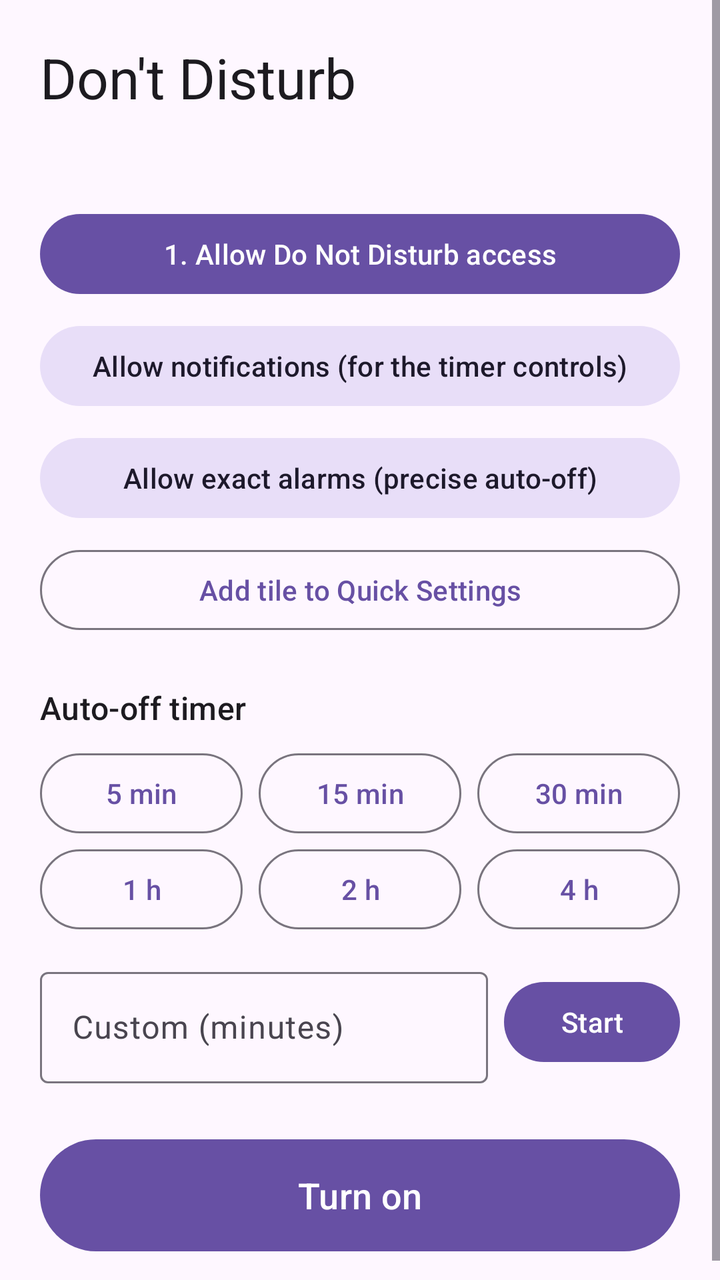
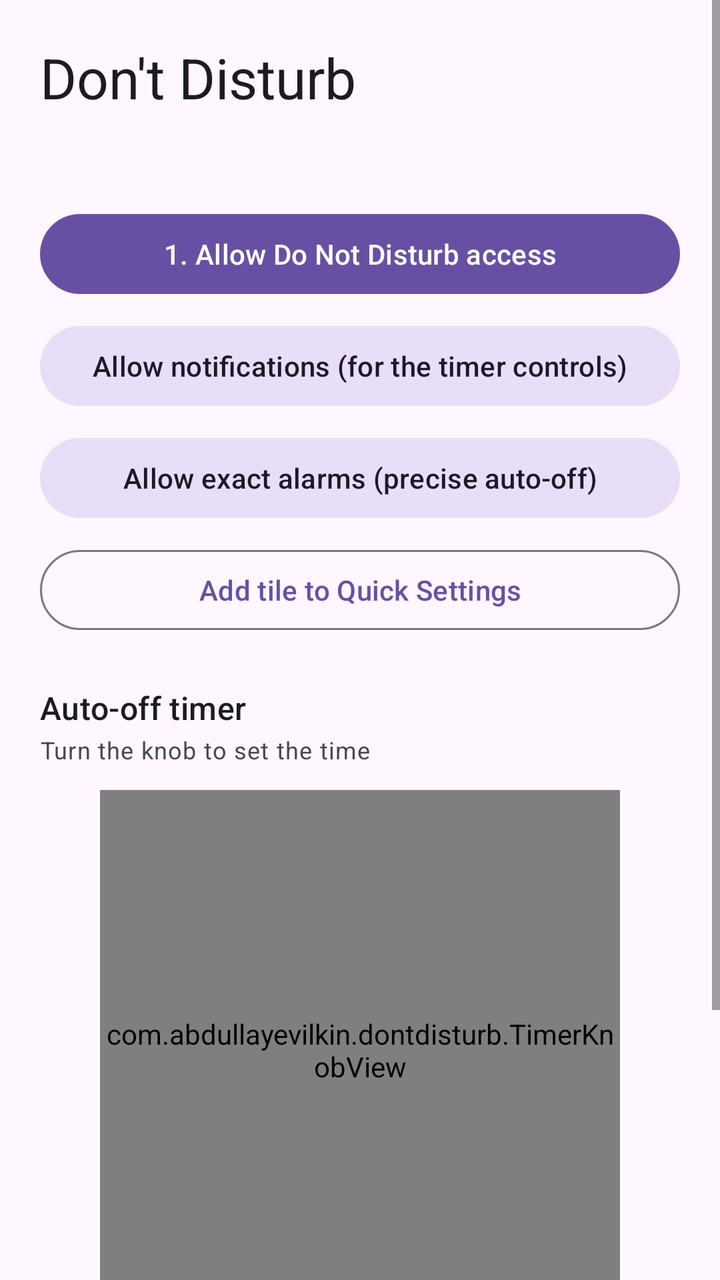

An Android layout rendered at two revisions. The XML below is the earlier revision; the diff shows what the commit changed to produce the second picture.
<!-- AndroidManifest.xml: application theme Theme.DontDisturb -->
<!-- res/layout/activity_main.xml -->
<?xml version="1.0" encoding="utf-8"?>
<ScrollView xmlns:android="http://schemas.android.com/apk/res/android"
    xmlns:app="http://schemas.android.com/apk/res-auto"
    android:id="@+id/root"
    android:layout_width="match_parent"
    android:layout_height="match_parent"
    android:clipToPadding="false"
    android:fillViewport="true">

    <LinearLayout
        android:layout_width="match_parent"
        android:layout_height="wrap_content"
        android:orientation="vertical"
        android:padding="20dp">

        <TextView
            android:layout_width="wrap_content"
            android:layout_height="wrap_content"
            android:text="@string/app_name"
            android:textAppearance="?attr/textAppearanceHeadlineMedium" />

        <TextView
            android:id="@+id/tvStatus"
            android:layout_width="match_parent"
            android:layout_height="wrap_content"
            android:layout_marginTop="8dp"
            android:layout_marginBottom="16dp"
            android:textAppearance="?attr/textAppearanceBodyLarge" />

        <com.google.android.material.button.MaterialButton
            android:id="@+id/btnAccess"
            android:layout_width="match_parent"
            android:layout_height="wrap_content"
            android:layout_marginBottom="8dp"
            android:text="@string/btn_access" />

        <com.google.android.material.button.MaterialButton
            android:id="@+id/btnNotif"
            style="@style/Widget.Material3.Button.TonalButton"
            android:layout_width="match_parent"
            android:layout_height="wrap_content"
            android:layout_marginBottom="8dp"
            android:text="@string/btn_notifications" />

        <com.google.android.material.button.MaterialButton
            android:id="@+id/btnExact"
            style="@style/Widget.Material3.Button.TonalButton"
            android:layout_width="match_parent"
            android:layout_height="wrap_content"
            android:layout_marginBottom="8dp"
            android:text="@string/btn_exact_alarm" />

        <com.google.android.material.button.MaterialButton
            android:id="@+id/btnAddTile"
            style="@style/Widget.Material3.Button.OutlinedButton"
            android:layout_width="match_parent"
            android:layout_height="wrap_content"
            android:layout_marginBottom="24dp"
            android:text="@string/btn_add_tile" />

        <TextView
            android:layout_width="wrap_content"
            android:layout_height="wrap_content"
            android:layout_marginBottom="8dp"
            android:text="@string/timer_section"
            android:textAppearance="?attr/textAppearanceTitleMedium" />

        <LinearLayout
            android:layout_width="match_parent"
            android:layout_height="wrap_content"
            android:orientation="horizontal">

            <com.google.android.material.button.MaterialButton
                android:id="@+id/preset5"
                style="@style/Widget.Material3.Button.OutlinedButton"
                android:layout_width="0dp"
                android:layout_height="wrap_content"
                android:layout_marginEnd="4dp"
                android:layout_weight="1"
                android:tag="5"
                android:text="@string/preset_5m" />

            <com.google.android.material.button.MaterialButton
                android:id="@+id/preset15"
                style="@style/Widget.Material3.Button.OutlinedButton"
                android:layout_width="0dp"
                android:layout_height="wrap_content"
                android:layout_marginStart="4dp"
                android:layout_marginEnd="4dp"
                android:layout_weight="1"
                android:tag="15"
                android:text="@string/preset_15m" />

            <com.google.android.material.button.MaterialButton
                android:id="@+id/preset30"
                style="@style/Widget.Material3.Button.OutlinedButton"
                android:layout_width="0dp"
                android:layout_height="wrap_content"
                android:layout_marginStart="4dp"
                android:layout_weight="1"
                android:tag="30"
                android:text="@string/preset_30m" />
        </LinearLayout>

        <LinearLayout
            android:layout_width="match_parent"
            android:layout_height="wrap_content"
            android:orientation="horizontal">

            <com.google.android.material.button.MaterialButton
                android:id="@+id/preset60"
                style="@style/Widget.Material3.Button.OutlinedButton"
                android:layout_width="0dp"
                android:layout_height="wrap_content"
                android:layout_marginEnd="4dp"
                android:layout_weight="1"
                android:tag="60"
                android:text="@string/preset_1h" />

            <com.google.android.material.button.MaterialButton
                android:id="@+id/preset120"
                style="@style/Widget.Material3.Button.OutlinedButton"
                android:layout_width="0dp"
                android:layout_height="wrap_content"
                android:layout_marginStart="4dp"
                android:layout_marginEnd="4dp"
                android:layout_weight="1"
                android:tag="120"
                android:text="@string/preset_2h" />

            <com.google.android.material.button.MaterialButton
                android:id="@+id/preset240"
                style="@style/Widget.Material3.Button.OutlinedButton"
                android:layout_width="0dp"
                android:layout_height="wrap_content"
                android:layout_marginStart="4dp"
                android:layout_weight="1"
                android:tag="240"
                android:text="@string/preset_4h" />
        </LinearLayout>

        <LinearLayout
            android:layout_width="match_parent"
            android:layout_height="wrap_content"
            android:layout_marginTop="12dp"
            android:gravity="center_vertical"
            android:orientation="horizontal">

            <com.google.android.material.textfield.TextInputLayout
                style="@style/Widget.Material3.TextInputLayout.OutlinedBox"
                android:layout_width="0dp"
                android:layout_height="wrap_content"
                android:layout_weight="1"
                android:hint="@string/custom_hint">

                <com.google.android.material.textfield.TextInputEditText
                    android:id="@+id/etMinutes"
                    android:layout_width="match_parent"
                    android:layout_height="wrap_content"
                    android:imeOptions="actionDone"
                    android:inputType="number"
                    android:maxLength="4" />
            </com.google.android.material.textfield.TextInputLayout>

            <com.google.android.material.button.MaterialButton
                android:id="@+id/btnStartCustom"
                android:layout_width="wrap_content"
                android:layout_height="wrap_content"
                android:layout_marginStart="8dp"
                android:text="@string/btn_start" />
        </LinearLayout>

        <com.google.android.material.button.MaterialButton
            android:id="@+id/btnToggle"
            android:layout_width="match_parent"
            android:layout_height="64dp"
            android:layout_marginTop="24dp"
            android:text="@string/turn_on"
            android:textSize="18sp" />

    </LinearLayout>
</ScrollView>
<!-- resources referenced by this layout -->
<resources>
  <string name="app_name">Don\'t Disturb</string>
  <string name="btn_access">1. Allow Do Not Disturb access</string>
  <string name="btn_add_tile">Add tile to Quick Settings</string>
  <string name="btn_exact_alarm">Allow exact alarms (precise auto-off)</string>
  <string name="btn_notifications">Allow notifications (for the timer controls)</string>
  <string name="btn_start">Start</string>
  <string name="custom_hint">Custom (minutes)</string>
  <string name="preset_15m">15 min</string>
  <string name="preset_1h">1 h</string>
  <string name="preset_2h">2 h</string>
  <string name="preset_30m">30 min</string>
  <string name="preset_4h">4 h</string>
  <string name="preset_5m">5 min</string>
  <string name="timer_section">Auto-off timer</string>
  <string name="turn_on">Turn on</string>
  <style name="Theme.DontDisturb" parent="Theme.Material3.DayNight.NoActionBar" />
</resources>

<!-- the commit's change to res/layout/activity_main.xml (unified diff, before → after) -->
@@ -1,6 +1,5 @@
 <?xml version="1.0" encoding="utf-8"?>
 <ScrollView xmlns:android="http://schemas.android.com/apk/res/android"
-    xmlns:app="http://schemas.android.com/apk/res-auto"
     android:id="@+id/root"
     android:layout_width="match_parent"
     android:layout_height="match_parent"
@@ -61,120 +60,36 @@
         <TextView
             android:layout_width="wrap_content"
             android:layout_height="wrap_content"
-            android:layout_marginBottom="8dp"
             android:text="@string/timer_section"
             android:textAppearance="?attr/textAppearanceTitleMedium" />
 
-        <LinearLayout
+        <TextView
+            android:layout_width="wrap_content"
+            android:layout_height="wrap_content"
+            android:layout_marginTop="2dp"
+            android:text="@string/knob_hint"
+            android:textAppearance="?attr/textAppearanceBodySmall" />
+
+        <com.abdullayevilkin.dontdisturb.TimerKnobView
+            android:id="@+id/knob"
+            android:layout_width="260dp"
+            android:layout_height="260dp"
+            android:layout_gravity="center_horizontal"
+            android:layout_marginTop="12dp" />
+
+        <com.google.android.material.button.MaterialButton
+            android:id="@+id/btnStartTimer"
             android:layout_width="match_parent"
             android:layout_height="wrap_content"
-            android:orientation="horizontal">
-
-            <com.google.android.material.button.MaterialButton
-                android:id="@+id/preset5"
-                style="@style/Widget.Material3.Button.OutlinedButton"
-                android:layout_width="0dp"
-                android:layout_height="wrap_content"
-                android:layout_marginEnd="4dp"
-                android:layout_weight="1"
-                android:tag="5"
-                android:text="@string/preset_5m" />
-
-            <com.google.android.material.button.MaterialButton
-                android:id="@+id/preset15"
-                style="@style/Widget.Material3.Button.OutlinedButton"
-                android:layout_width="0dp"
-                android:layout_height="wrap_content"
-                android:layout_marginStart="4dp"
-                android:layout_marginEnd="4dp"
-                android:layout_weight="1"
-                android:tag="15"
-                android:text="@string/preset_15m" />
-
-            <com.google.android.material.button.MaterialButton
-                android:id="@+id/preset30"
-                style="@style/Widget.Material3.Button.OutlinedButton"
-                android:layout_width="0dp"
-                android:layout_height="wrap_content"
-                android:layout_marginStart="4dp"
-                android:layout_weight="1"
-                android:tag="30"
-                android:text="@string/preset_30m" />
-        </LinearLayout>
-
-        <LinearLayout
-            android:layout_width="match_parent"
-            android:layout_height="wrap_content"
-            android:orientation="horizontal">
-
-            <com.google.android.material.button.MaterialButton
-                android:id="@+id/preset60"
-                style="@style/Widget.Material3.Button.OutlinedButton"
-                android:layout_width="0dp"
-                android:layout_height="wrap_content"
-                android:layout_marginEnd="4dp"
-                android:layout_weight="1"
-                android:tag="60"
-                android:text="@string/preset_1h" />
-
-            <com.google.android.material.button.MaterialButton
-                android:id="@+id/preset120"
-                style="@style/Widget.Material3.Button.OutlinedButton"
-                android:layout_width="0dp"
-                android:layout_height="wrap_content"
-                android:layout_marginStart="4dp"
-                android:layout_marginEnd="4dp"
-                android:layout_weight="1"
-                android:tag="120"
-                android:text="@string/preset_2h" />
-
-            <com.google.android.material.button.MaterialButton
-                android:id="@+id/preset240"
-                style="@style/Widget.Material3.Button.OutlinedButton"
-                android:layout_width="0dp"
-                android:layout_height="wrap_content"
-                android:layout_marginStart="4dp"
-                android:layout_weight="1"
-                android:tag="240"
-                android:text="@string/preset_4h" />
-        </LinearLayout>
-
-        <LinearLayout
-            android:layout_width="match_parent"
-            android:layout_height="wrap_content"
-            android:layout_marginTop="12dp"
-            android:gravity="center_vertical"
-            android:orientation="horizontal">
-
-            <com.google.android.material.textfield.TextInputLayout
-                style="@style/Widget.Material3.TextInputLayout.OutlinedBox"
-                android:layout_width="0dp"
-                android:layout_height="wrap_content"
-                android:layout_weight="1"
-                android:hint="@string/custom_hint">
-
-                <com.google.android.material.textfield.TextInputEditText
-                    android:id="@+id/etMinutes"
-                    android:layout_width="match_parent"
-                    android:layout_height="wrap_content"
-                    android:imeOptions="actionDone"
-                    android:inputType="number"
-                    android:maxLength="4" />
-            </com.google.android.material.textfield.TextInputLayout>
-
-            <com.google.android.material.button.MaterialButton
-                android:id="@+id/btnStartCustom"
-                android:layout_width="wrap_content"
-                android:layout_height="wrap_content"
-                android:layout_marginStart="8dp"
-                android:text="@string/btn_start" />
-        </LinearLayout>
+            android:layout_marginTop="8dp"
+            android:text="@string/btn_start_timer" />
 
         <com.google.android.material.button.MaterialButton
             android:id="@+id/btnToggle"
+            style="@style/Widget.Material3.Button.TonalButton"
             android:layout_width="match_parent"
             android:layout_height="64dp"
-            android:layout_marginTop="24dp"
+            android:layout_marginTop="16dp"
             android:text="@string/turn_on"
             android:textSize="18sp" />
 
<!-- resource entries referenced after the edit -->
@@ -5,14 +5,8 @@
   <string name="btn_add_tile">Add tile to Quick Settings</string>
   <string name="btn_exact_alarm">Allow exact alarms (precise auto-off)</string>
   <string name="btn_notifications">Allow notifications (for the timer controls)</string>
-  <string name="btn_start">Start</string>
-  <string name="custom_hint">Custom (minutes)</string>
-  <string name="preset_15m">15 min</string>
-  <string name="preset_1h">1 h</string>
-  <string name="preset_2h">2 h</string>
-  <string name="preset_30m">30 min</string>
-  <string name="preset_4h">4 h</string>
-  <string name="preset_5m">5 min</string>
+  <string name="btn_start_timer">Start timer</string>
+  <string name="knob_hint">Turn the knob to set the time</string>
   <string name="timer_section">Auto-off timer</string>
   <string name="turn_on">Turn on</string>
   <style name="Theme.DontDisturb" parent="Theme.Material3.DayNight.NoActionBar" />
